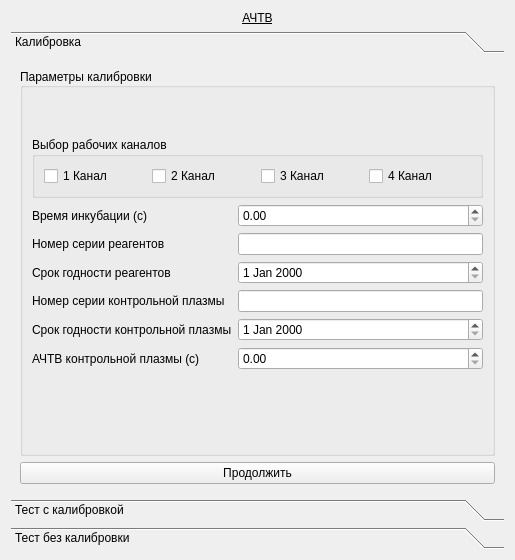
Above: choisedialog/ko2.ui from krang4d/Agrekola before the change. Below: the same form after it.
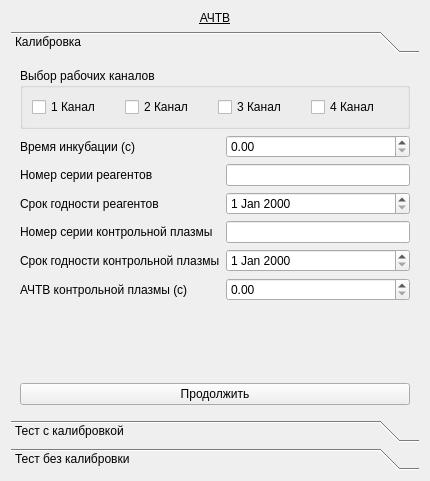
That is the form after the change.

The edit to the form file:
```diff
--- a/choisedialog/ko2.ui
+++ b/choisedialog/ko2.ui
@@ -6,8 +6,8 @@
    <rect>
     <x>0</x>
     <y>0</y>
-    <width>515</width>
-    <height>560</height>
+    <width>430</width>
+    <height>481</height>
    </rect>
   </property>
   <property name="windowTitle">
@@ -34,8 +34,8 @@
        <rect>
         <x>0</x>
         <y>0</y>
-        <width>497</width>
-        <height>442</height>
+        <width>412</width>
+        <height>363</height>
        </rect>
       </property>
       <attribute name="label">
@@ -43,31 +43,6 @@
       </attribute>
       <layout class="QVBoxLayout" name="verticalLayout">
        <item>
-        <widget class="QGroupBox" name="groupBox_calib">
-         <property name="title">
-          <string>Параметры калибровки</string>
-         </property>
-         <property name="alignment">
-          <set>Qt::AlignLeading|Qt::AlignLeft|Qt::AlignVCenter</set>
-         </property>
-         <layout class="QVBoxLayout" name="verticalLayout_3">
-          <item>
-           <spacer name="verticalSpacer_calib0">
-            <property name="orientation">
-             <enum>Qt::Vertical</enum>
-            </property>
-            <property name="sizeType">
-             <enum>QSizePolicy::Maximum</enum>
-            </property>
-            <property name="sizeHint" stdset="0">
-             <size>
-              <width>20</width>
-              <height>40</height>
-             </size>
-            </property>
-           </spacer>
-          </item>
-          <item>
            <widget class="QGroupBox" name="groupBox_calibChls">
             <property name="title">
              <string>Выбор рабочих каналов</string>
@@ -105,7 +80,7 @@
            </widget>
           </item>
           <item>
-           <layout class="QFormLayout" name="formLayout">
+        <layout class="QFormLayout" name="formLayout_calib">
             <item row="0" column="0">
              <widget class="QLabel" name="label_calib0">
               <property name="text">
@@ -179,21 +154,18 @@
            </layout>
           </item>
           <item>
-           <spacer name="verticalSpacer_calib1">
+        <spacer name="verticalSpacer_2">
             <property name="orientation">
              <enum>Qt::Vertical</enum>
             </property>
             <property name="sizeHint" stdset="0">
              <size>
               <width>20</width>
-              <height>14</height>
+           <height>40</height>
              </size>
             </property>
            </spacer>
           </item>
-         </layout>
-        </widget>
-       </item>
        <item>
         <widget class="QPushButton" name="pushButton_calib1">
          <property name="text">
@@ -298,7 +270,7 @@
            <property name="title">
             <string>Номер пробы</string>
            </property>
-           <layout class="QVBoxLayout" name="verticalLayout_10">
+           <layout class="QVBoxLayout" name="verticalLayout_3">
             <item>
              <widget class="QLineEdit" name="lineEdit_test1ch1">
               <property name="enabled">
```
Left out of the diff: 115 changed lines with no effect on the pictures. Lines whose indentation alone changed are shown as unchanged.
